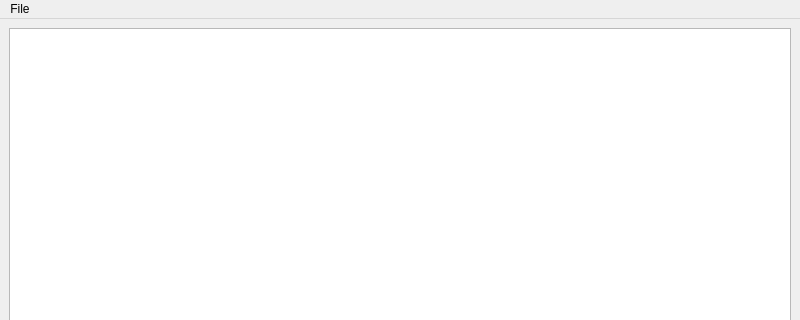
The window that ui/mainwindow.ui (ZbigniewSienkiewicz/bellerophon) describes before a commit, drawn with Qt 5; both pictures show x 0 to 800 and y 0 to 320 of the 800 by 600 pixel window.
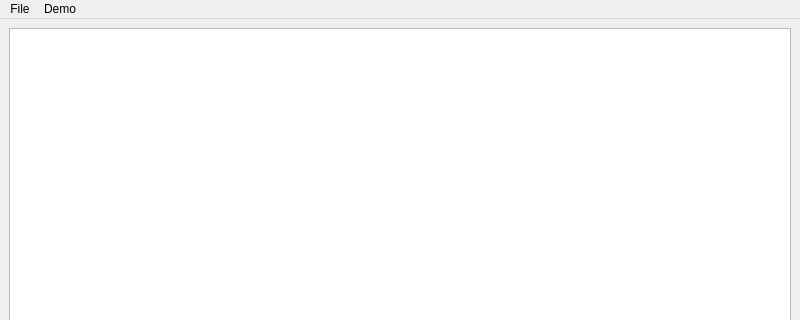
The same window after the commit.

Patch:
```diff
--- a/ui/mainwindow.ui
+++ b/ui/mainwindow.ui
@@ -35,7 +35,16 @@
     </property>
     <addaction name="actionExit"/>
    </widget>
+   <widget class="QMenu" name="menuDemo">
+    <property name="title">
+     <string>Demo</string>
+    </property>
+    <addaction name="actionRandom_vs_random"/>
+    <addaction name="separator"/>
+    <addaction name="actionSet_startup_position"/>
+   </widget>
    <addaction name="menuFile"/>
+   <addaction name="menuDemo"/>
   </widget>
   <widget class="QStatusBar" name="statusbar"/>
   <action name="actionExit">
```
Left out of the diff: 10 changed lines with no effect on the pictures.
